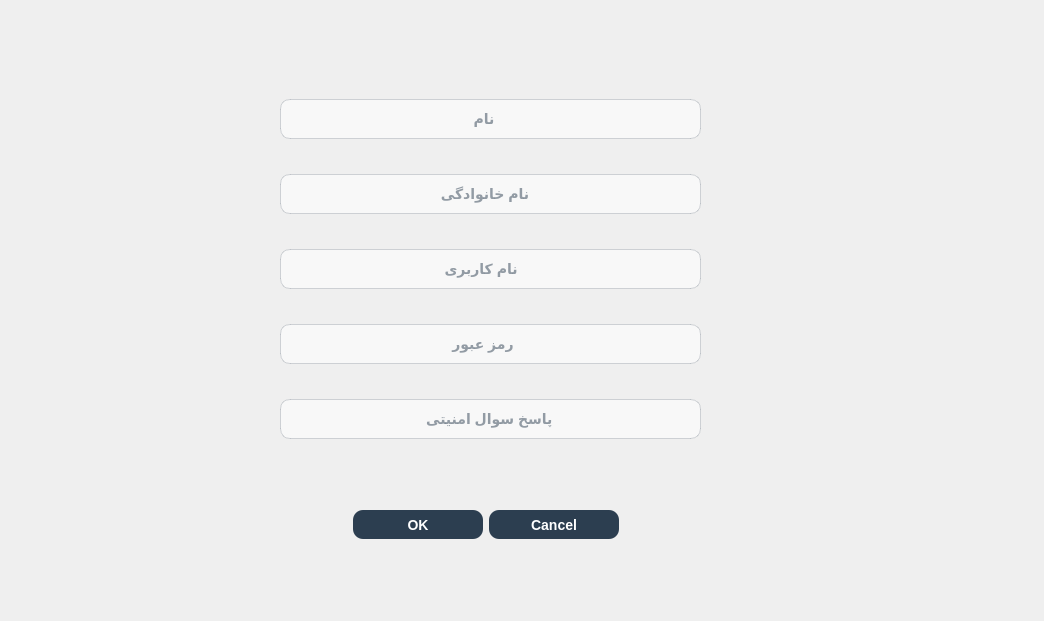
The window that client/createadmindialog.ui (afkhamis1386-afk/bookCLUB_Project) describes before a commit, drawn with Qt 5.
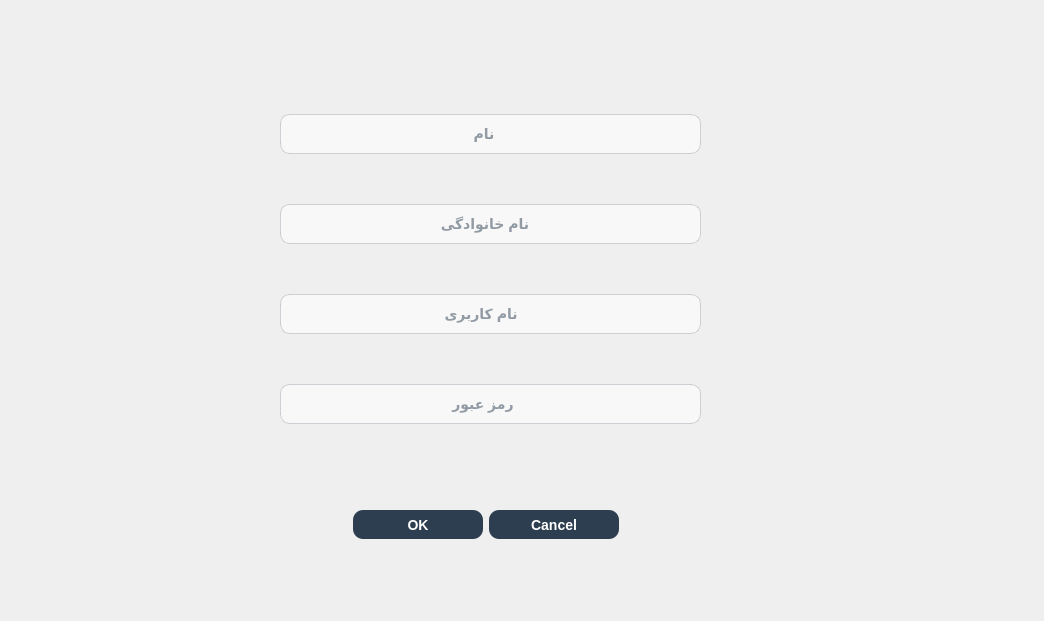
The same window after the commit. Icons and pictures are not drawn.

Commit message: refactor(admin): remove security answer from create admin dialog

Patch:
```diff
--- a/client/createadmindialog.ui
+++ b/client/createadmindialog.ui
@@ -114,13 +114,6 @@
       </property>
      </widget>
     </item>
-    <item>
-     <widget class="QLineEdit" name="securityAnswerLineEdit">
-      <property name="placeholderText">
-       <string>                                   پاسخ سوال امنیتی</string>
-      </property>
-     </widget>
-    </item>
    </layout>
   </widget>
  </widget>
```
The commit also changes 1 other file.
